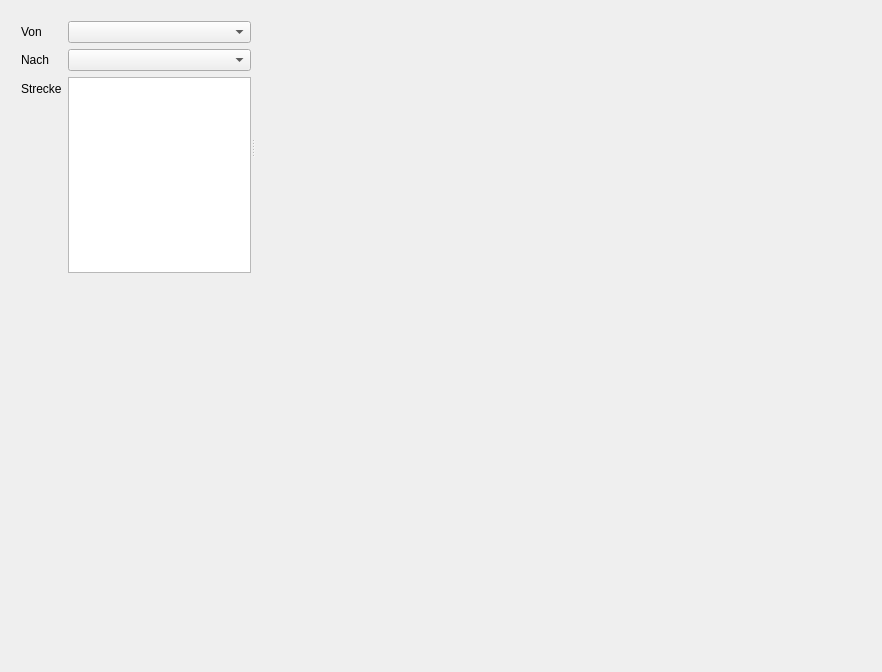
topological-state/stskit, file qt/bildfahrplan.ui: the form before one commit.
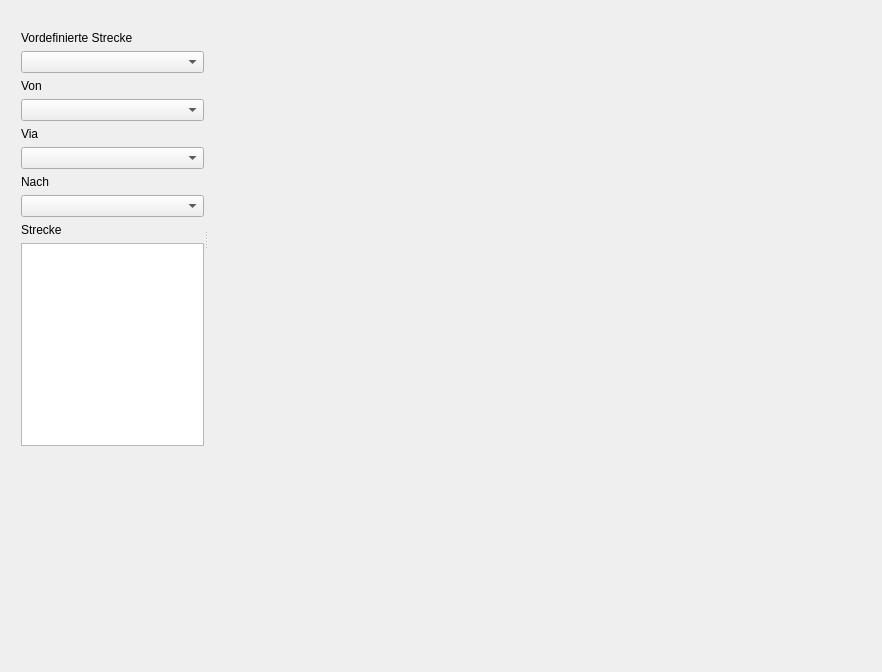
The form after the commit. The open tabs and pages were chosen to show the change.

Commit message: bildfahrplan: strecke mit via

Diff of the .ui file:
```diff
--- a/qt/bildfahrplan.ui
+++ b/qt/bildfahrplan.ui
@@ -24,44 +24,64 @@
        <property name="geometry">
         <rect>
          <x>10</x>
-         <y>10</y>
-         <width>310</width>
-         <height>252</height>
+         <y>20</y>
+         <width>258</width>
+         <height>415</height>
         </rect>
        </property>
        <property name="orientation">
         <enum>Qt::Horizontal</enum>
        </property>
-       <widget class="QWidget" name="layoutWidget">
-        <layout class="QFormLayout" name="settings_layout">
-         <item row="0" column="0">
+       <widget class="QWidget" name="">
+        <layout class="QVBoxLayout" name="settings_layout">
+         <item>
+          <widget class="QLabel" name="vordefiniert_label">
+           <property name="text">
+            <string>Vordefinierte Strecke</string>
+           </property>
+          </widget>
+         </item>
+         <item>
+          <widget class="QComboBox" name="vordefiniert_combo"/>
+         </item>
+         <item>
           <widget class="QLabel" name="von_label">
            <property name="text">
             <string>Von</string>
            </property>
           </widget>
          </item>
-         <item row="0" column="1">
+         <item>
           <widget class="QComboBox" name="von_combo"/>
          </item>
-         <item row="1" column="0">
+         <item>
+          <widget class="QLabel" name="via_label">
+           <property name="text">
+            <string>Via</string>
+           </property>
+          </widget>
+         </item>
+         <item>
+          <widget class="QComboBox" name="via_combo"/>
+         </item>
+         <item>
           <widget class="QLabel" name="nach_label">
            <property name="text">
             <string>Nach</string>
            </property>
           </widget>
          </item>
-         <item row="1" column="1">
+         <item>
           <widget class="QComboBox" name="nach_combo"/>
          </item>
-         <item row="2" column="0">
+         <item>
           <widget class="QLabel" name="strecke_label">
            <property name="text">
             <string>Strecke</string>
            </property>
           </widget>
          </item>
-         <item row="2" column="1">
+         <item>
           <widget class="QListWidget" name="strecke_list"/>
          </item>
         </layout>
```
Left out of the diff: 4 changed lines with no effect on the pictures. The commit also changes 2 other files.
